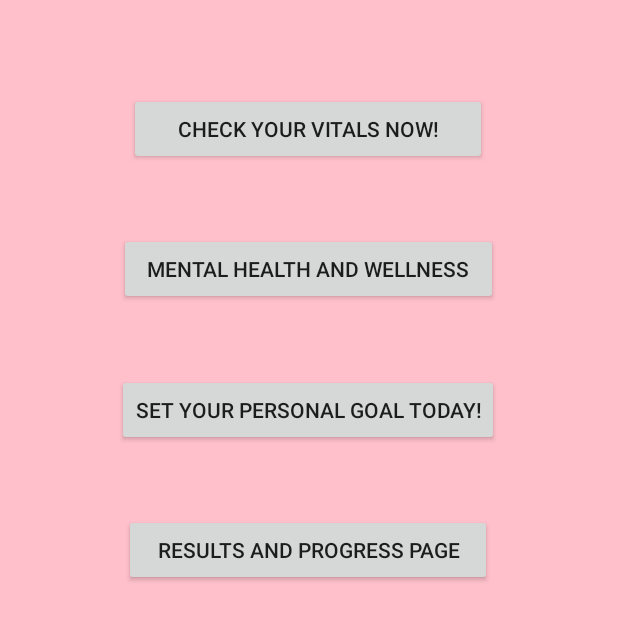
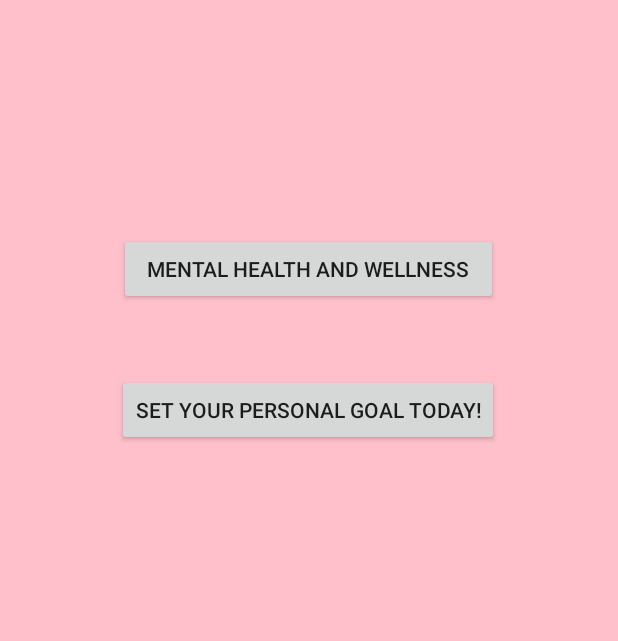
Before and after one commit to s-ramyalakshmi/MC-BeTheBestYou, an Android app built with Jetpack Compose: the screen it shows after launch (NavigationBar), on a phone screen of 412 x 824 dp, the part 315-956 px from its top. Run offline under Robolectric (Android 15) with nearby library versions, the phone set to English and light mode, and no system bars.

```diff
--- a/app/src/main/AndroidManifest.xml
+++ b/app/src/main/AndroidManifest.xml
@@ -1,6 +1,7 @@
 <?xml version="1.0" encoding="utf-8"?>
 <manifest xmlns:android="http://schemas.android.com/apk/res/android"
     xmlns:tools="http://schemas.android.com/tools">
+    <uses-permission android:name="android.permission.INTERNET" />
 
     <application
         android:allowBackup="true"
--- a/app/src/main/java/com/example/project4/NavigationBar.java
+++ b/app/src/main/java/com/example/project4/NavigationBar.java
@@ -13,10 +13,10 @@ public class NavigationBar extends AppCompatActivity {
         super.onCreate(savedInstanceState);
         setContentView(R.layout.activity_navigation_bar);
 
-        Button btnVitalsPage = findViewById(R.id.btnVitalsPage);
+        //Button btnVitalsPage = findViewById(R.id.btnVitalsPage);
         Button btnMentalHealthPage = findViewById(R.id.btnMentalHealthPage);
         Button btnPersonalGoalPage = findViewById(R.id.btnPersonalGoalPage);
-        Button btnResultsProgress = findViewById(R.id.btnResultsProgress);
+        //Button btnResultsProgress = findViewById(R.id.btnResultsProgress);
 
 
 
--- a/app/src/main/res/layout/activity_navigation_bar.xml
+++ b/app/src/main/res/layout/activity_navigation_bar.xml
@@ -20,7 +20,7 @@
         app:layout_constraintVertical_bias="0.133" />
 
 
-    <Button
+    <!--<Button
         android:id="@+id/btnVitalsPage"
         android:layout_width="wrap_content"
         android:layout_height="wrap_content"
@@ -30,7 +30,7 @@
         app:layout_constraintHorizontal_bias="0.496"
         app:layout_constraintStart_toStartOf="parent"
         app:layout_constraintTop_toTopOf="parent"
-        app:layout_constraintVertical_bias="0.300" />
+        app:layout_constraintVertical_bias="0.300" />-->
 
     <Button
         android:id="@+id/btnMentalHealthPage"
@@ -56,7 +56,7 @@
         app:layout_constraintTop_toTopOf="parent"
         app:layout_constraintVertical_bias="0.560" />
 
-    <Button
+    <!--<Button
         android:id="@+id/btnResultsProgress"
         android:layout_width="wrap_content"
         android:layout_height="wrap_content"
@@ -66,6 +66,6 @@
         app:layout_constraintHorizontal_bias="0.496"
         app:layout_constraintStart_toStartOf="parent"
         app:layout_constraintTop_toTopOf="parent"
-        app:layout_constraintVertical_bias="0.690" />
+        app:layout_constraintVertical_bias="0.690" />-->
 
 </androidx.constraintlayout.widget.ConstraintLayout>
```
